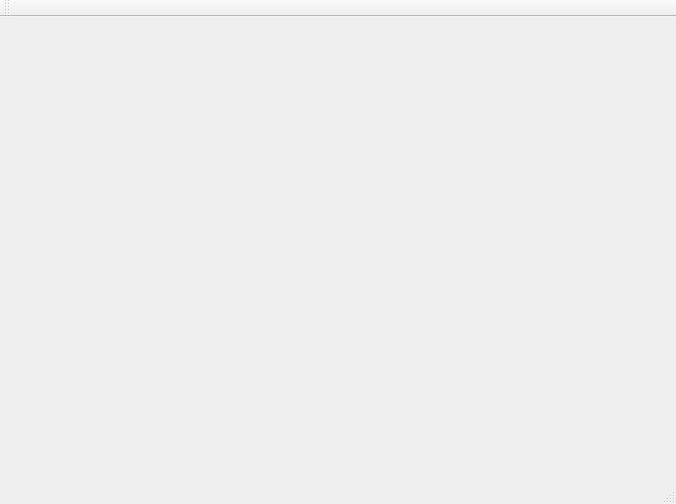
Qt form mainwindow.ui (Gluzix/DataBase_Project) before a commit.
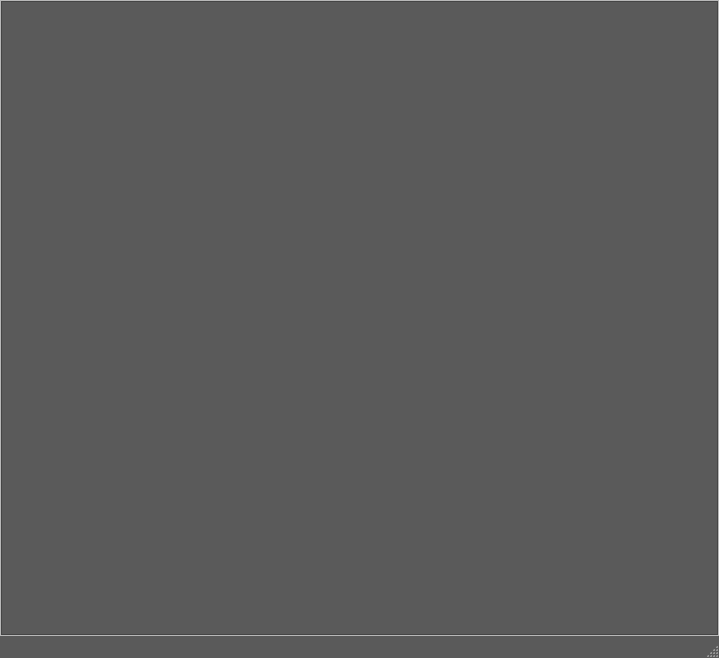
The same form after that commit.

The edit to the form file:
```diff
--- a/mainwindow.ui
+++ b/mainwindow.ui
@@ -6,17 +6,102 @@
    <rect>
     <x>0</x>
     <y>0</y>
-    <width>676</width>
-    <height>504</height>
+    <width>719</width>
+    <height>658</height>
    </rect>
   </property>
   <property name="windowTitle">
    <string>MainWindow</string>
   </property>
+  <property name="styleSheet">
+   <string notr="true">QMainWindow{
+background-color:rgb(90,90,90);
+}</string>
+  </property>
   <widget class="QWidget" name="centralWidget">
    <layout class="QGridLayout" name="gridLayout_2">
+    <property name="leftMargin">
+     <number>0</number>
+    </property>
+    <property name="topMargin">
+     <number>0</number>
+    </property>
+    <property name="rightMargin">
+     <number>0</number>
+    </property>
+    <property name="bottomMargin">
+     <number>0</number>
+    </property>
+    <property name="spacing">
+     <number>0</number>
+    </property>
     <item row="0" column="0">
-     <layout class="QGridLayout" name="gridLayout"/>
+     <widget class="QFrame" name="frame">
+      <property name="frameShape">
+       <enum>QFrame::StyledPanel</enum>
+      </property>
+      <property name="frameShadow">
+       <enum>QFrame::Raised</enum>
+      </property>
+      <layout class="QGridLayout" name="gridLayout">
+       <property name="leftMargin">
+        <number>0</number>
+       </property>
+       <property name="topMargin">
+        <number>0</number>
+       </property>
+       <property name="rightMargin">
+        <number>0</number>
+       </property>
+       <property name="bottomMargin">
+        <number>0</number>
+       </property>
+       <property name="spacing">
+        <number>0</number>
+       </property>
+       <item row="0" column="0">
+        <widget class="QScrollArea" name="scrollArea">
+         <property name="styleSheet">
+          <string notr="true">background-color:rgb(90,90,90);
+</string>
+         </property>
+         <property name="widgetResizable">
+          <bool>true</bool>
+         </property>
+         <widget class="QWidget" name="scrollAreaWidgetContents">
+          <property name="geometry">
+           <rect>
+            <x>0</x>
+            <y>0</y>
+            <width>715</width>
+            <height>612</height>
+           </rect>
+          </property>
+          <layout class="QGridLayout" name="gridLayout_3">
+           <property name="leftMargin">
+            <number>0</number>
+           </property>
+           <property name="topMargin">
+            <number>0</number>
+           </property>
+           <property name="rightMargin">
+            <number>0</number>
+           </property>
+           <property name="bottomMargin">
+            <number>0</number>
+           </property>
+           <property name="spacing">
+            <number>0</number>
+           </property>
+           <item row="0" column="0">
+            <widget class="QWidget" name="widget" native="true"/>
+           </item>
+          </layout>
+         </widget>
+        </widget>
+       </item>
+      </layout>
+     </widget>
     </item>
    </layout>
   </widget>
@@ -30,14 +115,6 @@
     </rect>
    </property>
   </widget>
-  <widget class="QToolBar" name="mainToolBar">
-   <attribute name="toolBarArea">
-    <enum>TopToolBarArea</enum>
-   </attribute>
-   <attribute name="toolBarBreak">
-    <bool>false</bool>
-   </attribute>
-  </widget>
   <widget class="QStatusBar" name="statusBar"/>
  </widget>
  <layoutdefault spacing="6" margin="11"/>
```
Left out of the diff: 2 changed lines with no effect on the pictures.
